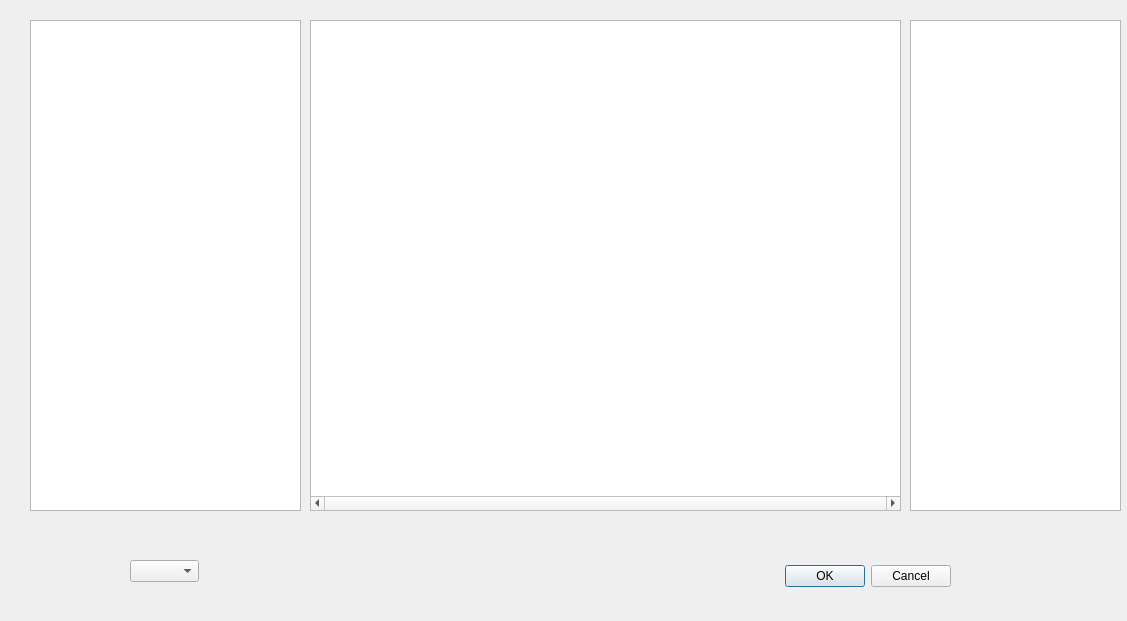
wheels123/R-Manager, file dialogserver.ui: the form before one commit.
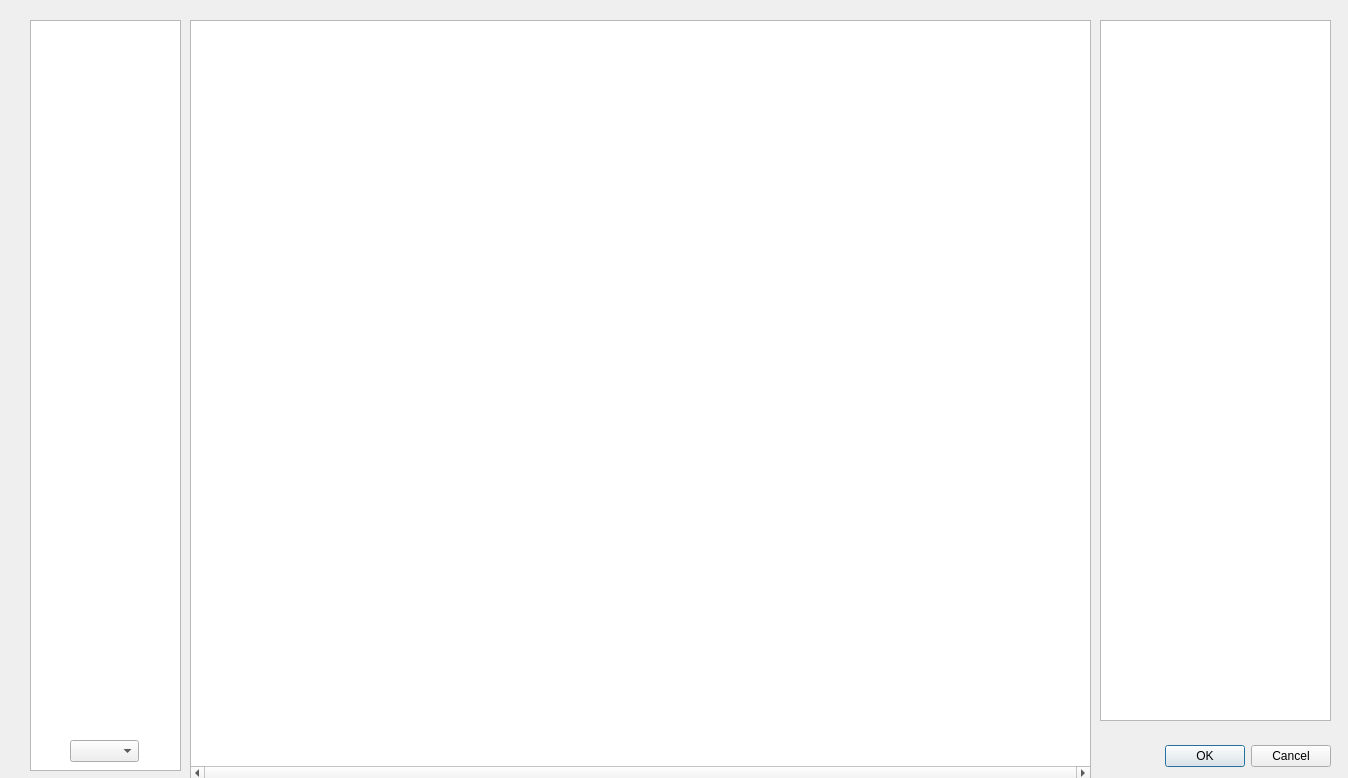
The form after the commit.

```diff
--- a/dialogserver.ui
+++ b/dialogserver.ui
@@ -6,8 +6,8 @@
    <rect>
     <x>0</x>
     <y>0</y>
-    <width>1127</width>
-    <height>621</height>
+    <width>1348</width>
+    <height>778</height>
    </rect>
   </property>
   <property name="windowTitle">
@@ -16,8 +16,8 @@
   <widget class="QDialogButtonBox" name="buttonBox">
    <property name="geometry">
     <rect>
-     <x>610</x>
-     <y>560</y>
+     <x>990</x>
+     <y>740</y>
      <width>341</width>
      <height>32</height>
     </rect>
@@ -34,18 +34,18 @@
     <rect>
      <x>30</x>
      <y>20</y>
-     <width>271</width>
-     <height>491</height>
+     <width>151</width>
+     <height>751</height>
     </rect>
    </property>
   </widget>
   <widget class="QTreeView" name="treeViewPath">
    <property name="geometry">
     <rect>
-     <x>310</x>
+     <x>190</x>
      <y>20</y>
-     <width>591</width>
-     <height>491</height>
+     <width>901</width>
+     <height>761</height>
     </rect>
    </property>
    <property name="horizontalScrollBarPolicy">
@@ -55,18 +55,18 @@
   <widget class="QTreeView" name="treeViewMainPath">
    <property name="geometry">
     <rect>
-     <x>910</x>
+     <x>1100</x>
      <y>20</y>
-     <width>211</width>
-     <height>491</height>
+     <width>231</width>
+     <height>701</height>
     </rect>
    </property>
   </widget>
   <widget class="QComboBox" name="comboBox">
    <property name="geometry">
     <rect>
-     <x>130</x>
-     <y>560</y>
+     <x>70</x>
+     <y>740</y>
      <width>69</width>
      <height>22</height>
     </rect>
```
